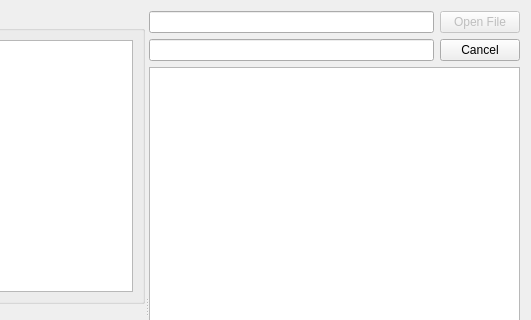
Old version of the form src/gui/system/FormSystemBrowser.ui in the repository hiergaut/Goliath-Engine; both pictures show x 271 to 802 and y 0 to 320 of the 802 by 612 pixel window.
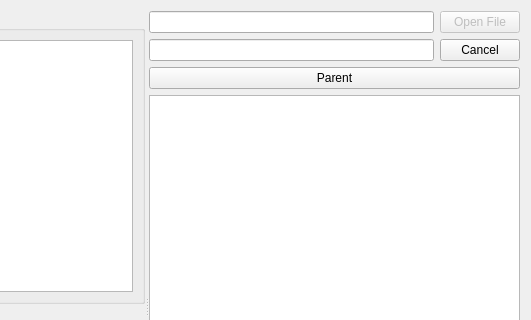
New version of the form.

Patch:
```diff
--- a/src/gui/system/FormSystemBrowser.ui
+++ b/src/gui/system/FormSystemBrowser.ui
@@ -123,6 +123,13 @@
          </item>
         </layout>
        </item>
+       <item>
+        <widget class="QPushButton" name="pushButton_parent">
+         <property name="text">
+          <string>Parent</string>
+         </property>
+        </widget>
+       </item>
        <item>
         <widget class="QListView" name="listView_current"/>
        </item>
```
Left out of the diff: 2 changed lines with no effect on the pictures.
